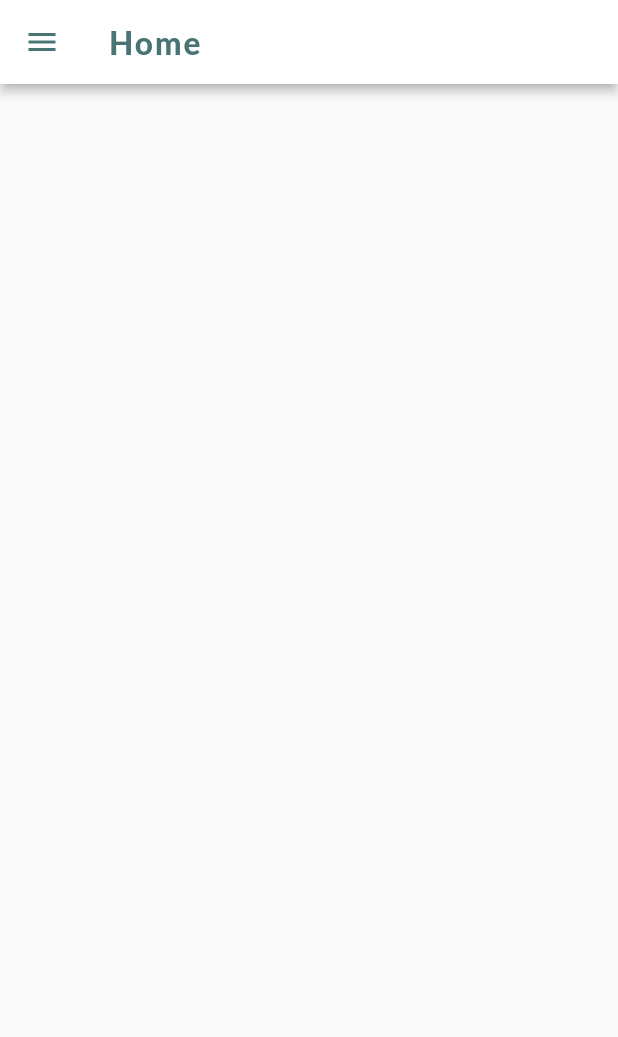
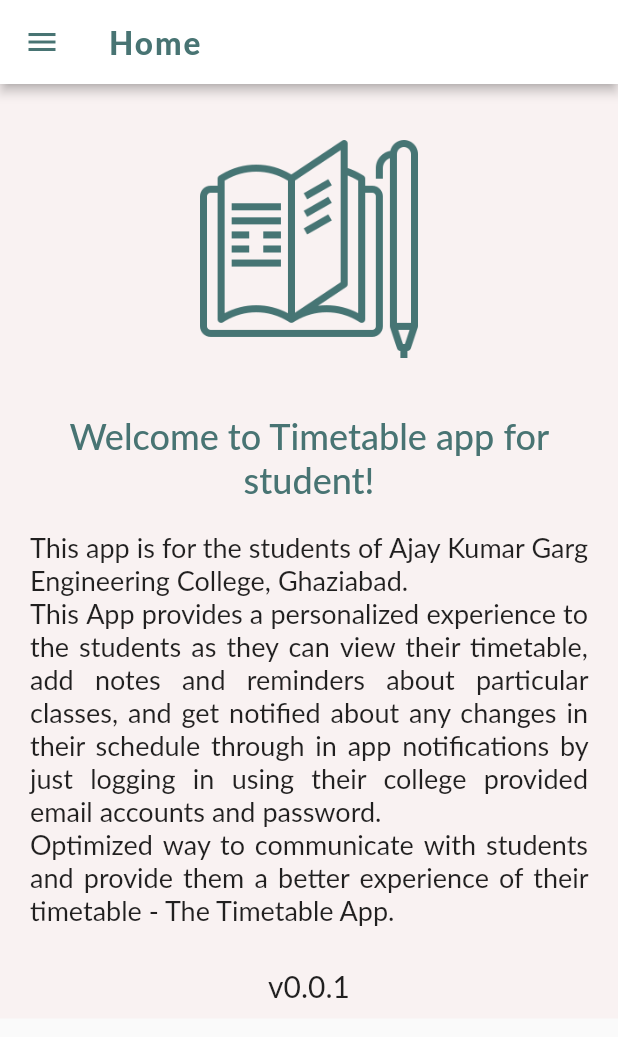
Before and after one commit to NaimishVerma17/spfp, a Flutter app: the HomePage screen opened by its route, on a phone screen of 412 x 824 dp. Shown: the top 1037 px of the screen. Run offline on Flutter 3.47's test engine with Material 2 defaults, Android fonts, the phone set to English and light mode, and no system bars; our stand-ins replace fluttertoast; Roboto replaces fonts that are missing (Lato).

Commit message:
home screen changes

```diff
--- a/lib/pages/home.dart
+++ b/lib/pages/home.dart
@@ -3,6 +3,12 @@ import 'package:student_portal/widgets/drawer.dart';
 import 'package:student_portal/utils/styles.dart';
 
 class HomePage extends StatelessWidget {
+  String _intro = '''
+This app is for the students of Ajay Kumar Garg Engineering College, Ghaziabad.
+This App provides a personalized experience to the students as they can view their timetable, add notes and reminders about particular classes, and get notified about any changes in their schedule through in app notifications by just logging in  using their college provided email accounts and password.
+Optimized way to communicate with students and provide them a better experience of their timetable - The Timetable App.
+  ''';
+
   @override
   Widget build(BuildContext context) {
     return Scaffold(
@@ -13,6 +19,49 @@ class HomePage extends StatelessWidget {
         backgroundColor: Colors.white,
         iconTheme: IconThemeData(color: Styles.primaryColor),
       ),
+      body: Container(
+        padding: EdgeInsets.symmetric(horizontal: 20.0,vertical: 10.0),
+        color: Styles.homeBackgroundColor,
+        child: SingleChildScrollView(
+          child: Center(
+            child: Column(
+              children: <Widget>[
+                Image(
+                  image: AssetImage('assets/images/book.png'),
+                  height: 200.0,
+                  width: 150.0,
+                ),
+                SizedBox(
+                  height: 10.0,
+                ),
+                Text(
+                  'Welcome to Timetable app for student!',
+                  textAlign: TextAlign.center,
+                  style: TextStyle(
+                    fontSize: 24.0,
+                    fontWeight: FontWeight.w500,
+                    color: Styles.primaryColor,
+                  ),
+                ),
+                SizedBox(
+                  height: 20.0,
+                ),
+                Text(
+                  _intro,
+                  style: TextStyle(
+                    fontSize: 18.0,
+                  ),
+                  textAlign: TextAlign.justify,
+                ),
+                SizedBox(
+                  height: 5.0,
+                ),
+                Text('v0.0.1',style: TextStyle(fontSize: 20.0),)
+              ],
+            ),
+          ),
+        ),
+      ),
     );
   }
 }
--- a/pubspec.yaml
+++ b/pubspec.yaml
@@ -48,6 +48,7 @@ flutter:
     - assets/images/minus.png
     - assets/images/student.png
     - assets/images/drawer-icon.png
+    - assets/images/book.png
 
   # An image asset can refer to one or more resolution-specific "variants", see
   # https://flutter.dev/assets-and-images/#resolution-aware.
```
Also changed, not shown: assets/images/book.png (added).
